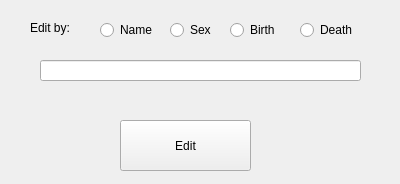
First picture: the form in gui/edit/editsci.ui, repository HelgiThomas/Verklegt31, before the edit.
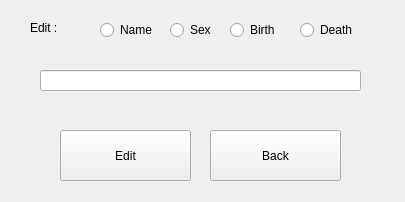
Second picture: the form after the edit.

Commit message: Edir in forms

```diff
--- a/gui/edit/editsci.ui
+++ b/gui/edit/editsci.ui
@@ -6,8 +6,8 @@
    <rect>
     <x>0</x>
     <y>0</y>
-    <width>400</width>
-    <height>184</height>
+    <width>405</width>
+    <height>202</height>
    </rect>
   </property>
   <property name="windowTitle">
@@ -75,14 +75,14 @@
     </rect>
    </property>
    <property name="text">
-    <string>Edit by:</string>
+    <string>Edit :</string>
    </property>
   </widget>
   <widget class="QLineEdit" name="lineEdit">
    <property name="geometry">
     <rect>
      <x>40</x>
-     <y>60</y>
+     <y>70</y>
      <width>321</width>
      <height>21</height>
     </rect>
@@ -91,8 +91,8 @@
   <widget class="QPushButton" name="pushButton_editSci">
    <property name="geometry">
     <rect>
-     <x>120</x>
-     <y>120</y>
+     <x>60</x>
+     <y>130</y>
      <width>131</width>
      <height>51</height>
     </rect>
@@ -101,6 +101,19 @@
     <string>Edit</string>
    </property>
   </widget>
+  <widget class="QPushButton" name="pushButton_back">
+   <property name="geometry">
+    <rect>
+     <x>210</x>
+     <y>130</y>
+     <width>131</width>
+     <height>51</height>
+    </rect>
+   </property>
+   <property name="text">
+    <string>Back</string>
+   </property>
+  </widget>
  </widget>
  <resources/>
  <connections/>
```
The commit also changes 3 other files.
